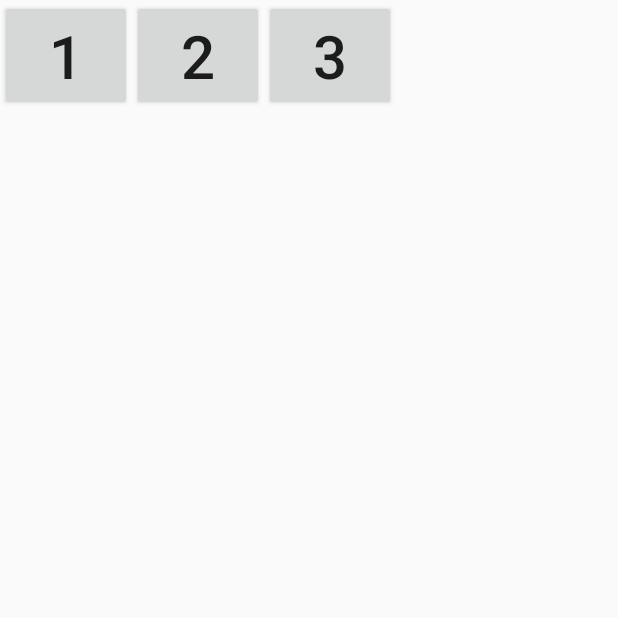
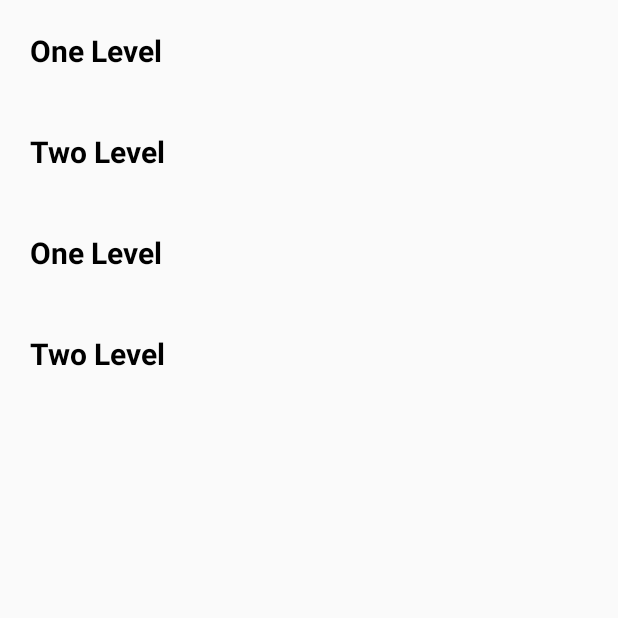
Before and after one commit to rinat88/Android1urok3, an Android app: the LevelActivity screen opened directly, with no data from a screen before it, on a phone screen of 412 x 824 dp, the top half of it. Run offline under Robolectric (Android 15) with nearby library versions, the phone set to English and light mode, and no system bars.

Commit message:
Сделал 4 дз. То есть добавил уровни recycler view.

```diff
--- a/app/src/main/AndroidManifest.xml
+++ b/app/src/main/AndroidManifest.xml
@@ -10,13 +10,13 @@
         android:supportsRtl="true"
         android:theme="@style/Theme.Android1Urok3">
         <activity
-            android:name=".GameActivity"
+            android:name=".ui.GameActivity"
             android:exported="true" />
         <activity
-            android:name=".LevelActivity"
+            android:name=".ui.LevelActivity"
             android:exported="true" />
         <activity
-            android:name=".MainActivity"
+            android:name=".ui.MainActivity"
             android:exported="true">
             <intent-filter>
                 <action android:name="android.intent.action.MAIN" />
--- /dev/null
+++ b/app/src/main/java/com/example/android1urok3/adapter/GameAdapter.java
@@ -0,0 +1,64 @@
+package com.example.android1urok3.adapter;
+
+import android.view.LayoutInflater;
+import android.view.View;
+import android.view.ViewGroup;
+import android.widget.TextView;
+
+import androidx.annotation.NonNull;
+import androidx.recyclerview.widget.RecyclerView;
+
+import com.example.android1urok3.R;
+import com.example.android1urok3.interfa.OnItemClickListener;
+import com.example.android1urok3.ui.QuestionModel;
+
+import java.util.ArrayList;
+import java.util.List;
+
+public class GameAdapter extends RecyclerView.Adapter<GameAdapter.GameHolder> {
+    List<QuestionModel> list = new ArrayList<>();
+    OnItemClickListener onItemClickListener;
+
+    public void setOnItemClickListener(OnItemClickListener onItemClickListener) {
+        this.onItemClickListener = onItemClickListener;
+    }
+
+    public GameAdapter(List<QuestionModel> list) {
+        this.list = list;
+    }
+
+    @NonNull
+    @Override
+    public GameAdapter.GameHolder onCreateViewHolder(@NonNull ViewGroup parent, int viewType) {
+        View view = LayoutInflater.from(parent.getContext()).inflate(R.layout.game_holder,parent,false);
+        return new GameHolder(view);
+    }
+
+    @Override
+    public void onBindViewHolder(@NonNull GameAdapter.GameHolder holder, int position) {
+        holder.bind(list.get(position));
+    }
+
+    @Override
+    public int getItemCount() {
+        return list.size();
+    }
+
+    public class GameHolder extends RecyclerView.ViewHolder {
+        TextView tvLevel;
+        public GameHolder(@NonNull View itemView) {
+            super(itemView);
+            tvLevel = itemView.findViewById(R.id.tv_level);
+        }
+
+        public void bind(QuestionModel questionModel) {
+            tvLevel.setText(questionModel.getCurrentLevel());
+            itemView.setOnClickListener(new View.OnClickListener() {
+                @Override
+                public void onClick(View view) {
+                    onItemClickListener.itemClick(getAdapterPosition(),questionModel);
+                }
+            });
+        }
+    }
+}
--- /dev/null
+++ b/app/src/main/java/com/example/android1urok3/data/GameClient.java
@@ -0,0 +1,24 @@
+package com.example.android1urok3.data;
+
+import com.example.android1urok3.ui.QuestionModel;
+
+import java.util.ArrayList;
+import java.util.List;
+
+public class GameClient {
+
+    public static List<QuestionModel> list = new ArrayList<>();
+
+    public static List<QuestionModel> getQuiz() {
+
+        list.add(new QuestionModel("One Level","Что первое появилось","Курица",
+                "Яйцо", "Деньги","Скорлупа","Курица"));
+
+        list.add(new QuestionModel("Two Level","Зимой и летом одним цветом", "Ель",
+                "Глаза", "Ель","Президент","Кровь"));
+
+        return list;
+    }
+
+
+}
--- /dev/null
+++ b/app/src/main/java/com/example/android1urok3/interfa/OnItemClickListener.java
@@ -0,0 +1,8 @@
+package com.example.android1urok3.interfa;
+
+import com.example.android1urok3.ui.QuestionModel;
+
+public interface OnItemClickListener {
+
+    void itemClick(int position, QuestionModel questionModel);
+}
--- a/app/src/main/java/com/example/android1urok3/GameActivity.java
+++ b/app/src/main/java/com/example/android1urok3/ui/GameActivity.java
@@ -1,4 +1,4 @@
-package com.example.android1urok3;
+package com.example.android1urok3.ui;
 
 import androidx.appcompat.app.AppCompatActivity;
 
@@ -7,6 +7,8 @@ import android.view.View;
 import android.widget.Button;
 import android.widget.TextView;
 import android.widget.Toast;
+
+import com.example.android1urok3.R;
 
 public class GameActivity extends AppCompatActivity {
     Button firstAnswer, secondAnswer, thirdAnswer, fourAnswer;
@@ -23,8 +25,6 @@ public class GameActivity extends AppCompatActivity {
         setQuestion();
         click();
     }
-
-
 
     private void initViews() {
         currentLevelTv = findViewById(R.id.level_tv);
--- /dev/null
+++ b/app/src/main/java/com/example/android1urok3/ui/LevelActivity.java
@@ -0,0 +1,40 @@
+package com.example.android1urok3.ui;
+
+import androidx.appcompat.app.AppCompatActivity;
+import androidx.recyclerview.widget.RecyclerView;
+
+import android.content.Intent;
+import android.os.Bundle;
+import android.view.View;
+
+import com.example.android1urok3.R;
+import com.example.android1urok3.adapter.GameAdapter;
+import com.example.android1urok3.data.GameClient;
+import com.example.android1urok3.interfa.OnItemClickListener;
+
+import java.util.ArrayList;
+import java.util.List;
+
+public class LevelActivity extends AppCompatActivity {
+    RecyclerView recyclerView;
+    GameAdapter gameAdapter;
+    List<QuestionModel> list = new ArrayList<>();
+
+    @Override
+    protected void onCreate(Bundle savedInstanceState) {
+        super.onCreate(savedInstanceState);
+        setContentView(R.layout.activity_level);
+        recyclerView = findViewById(R.id.recycler_view);
+        list = GameClient.getQuiz();
+        gameAdapter = new GameAdapter(list);
+        recyclerView.setAdapter(gameAdapter);
+        gameAdapter.setOnItemClickListener(new OnItemClickListener() {
+            @Override
+            public void itemClick(int position, QuestionModel questionModel) {
+                Intent intent = new Intent(LevelActivity.this,GameActivity.class);
+                intent.putExtra("KEY",questionModel);
+                startActivity(intent);
+            }
+        });
+    }
+}
--- a/app/src/main/java/com/example/android1urok3/MainActivity.java
+++ b/app/src/main/java/com/example/android1urok3/ui/MainActivity.java
@@ -1,4 +1,4 @@
-package com.example.android1urok3;
+package com.example.android1urok3.ui;
 
 import androidx.appcompat.app.AppCompatActivity;
 
@@ -6,6 +6,8 @@ import android.content.Intent;
 import android.os.Bundle;
 import android.view.View;
 import android.widget.Button;
+
+import com.example.android1urok3.R;
 
 public class MainActivity extends AppCompatActivity {
     Button start,exit;
@@ -22,7 +24,7 @@ public class MainActivity extends AppCompatActivity {
         start.setOnClickListener(new View.OnClickListener() {
             @Override
             public void onClick(View view) {
-                Intent intent = new Intent(MainActivity.this,LevelActivity.class);
+                Intent intent = new Intent(MainActivity.this, LevelActivity.class);
                 startActivity(intent);
             }
         });
--- a/app/src/main/java/com/example/android1urok3/QuestionModel.java
+++ b/app/src/main/java/com/example/android1urok3/ui/QuestionModel.java
@@ -1,4 +1,4 @@
-package com.example.android1urok3;
+package com.example.android1urok3.ui;
 
 import java.io.Serializable;
 
@@ -10,6 +10,19 @@ public class QuestionModel implements Serializable {
     private String secondVariant;
     private String thirdVariant;
     private String fourVariant;
+
+    public QuestionModel(String currentLevel, String question, String answer, String firstVariant, String secondVariant, String thirdVariant, String fourVariant) {
+        this.currentLevel = currentLevel;
+        this.question = question;
+        this.answer = answer;
+        this.firstVariant = firstVariant;
+        this.secondVariant = secondVariant;
+        this.thirdVariant = thirdVariant;
+        this.fourVariant = fourVariant;
+    }
+
+    public QuestionModel() {
+    }
 
     public String getCurrentLevel() {
         return currentLevel;
--- a/app/src/main/res/layout/activity_game.xml
+++ b/app/src/main/res/layout/activity_game.xml
@@ -5,7 +5,7 @@
     android:layout_height="match_parent"
     android:padding="16dp"
     android:orientation="vertical"
-    tools:context=".GameActivity">
+    tools:context=".ui.GameActivity">
 
     <TextView
         android:id="@+id/level_tv"
--- a/app/src/main/res/layout/activity_level.xml
+++ b/app/src/main/res/layout/activity_level.xml
@@ -1,30 +1,15 @@
 <?xml version="1.0" encoding="utf-8"?>
 <LinearLayout xmlns:android="http://schemas.android.com/apk/res/android"
+    xmlns:app="http://schemas.android.com/apk/res-auto"
     xmlns:tools="http://schemas.android.com/tools"
     android:layout_width="match_parent"
     android:layout_height="match_parent"
-    tools:context=".LevelActivity">
+    tools:context=".ui.LevelActivity">
 
-
-    <Button
-        android:id="@+id/first_level"
-        android:layout_width="wrap_content"
-        android:layout_height="wrap_content"
-        android:text="1"
-        android:textSize="40sp"/>
-
-    <Button
-        android:id="@+id/second_level"
-        android:layout_width="wrap_content"
-        android:layout_height="wrap_content"
-        android:text="2"
-        android:textSize="40sp"/>
-
-    <Button
-        android:id="@+id/third_level"
-        android:layout_width="wrap_content"
-        android:layout_height="wrap_content"
-        android:text="3"
-        android:textSize="40sp"/>
+    <androidx.recyclerview.widget.RecyclerView
+        android:id="@+id/recycler_view"
+        android:layout_width="match_parent"
+        android:layout_height="match_parent"
+        app:layoutManager="androidx.recyclerview.widget.LinearLayoutManager" />
 
 </LinearLayout>
--- a/app/src/main/res/layout/activity_main.xml
+++ b/app/src/main/res/layout/activity_main.xml
@@ -5,7 +5,7 @@
     android:layout_height="match_parent"
     android:background="@drawable/game_background"
     android:orientation="vertical"
-    tools:context=".MainActivity">
+    tools:context=".ui.MainActivity">
 
     <Button
         android:id="@+id/start_btn"
--- /dev/null
+++ b/app/src/main/res/layout/game_holder.xml
@@ -0,0 +1,16 @@
+<?xml version="1.0" encoding="utf-8"?>
+<LinearLayout xmlns:android="http://schemas.android.com/apk/res/android"
+    android:layout_width="match_parent"
+    android:layout_height="wrap_content">
+
+    <TextView
+        android:id="@+id/tv_level"
+        android:layout_width="match_parent"
+        android:layout_height="wrap_content"
+        android:layout_margin="20dp"
+        android:text="Level"
+        android:textColor="@color/black"
+        android:textSize="20sp"
+        android:textStyle="bold" />
+
+</LinearLayout>
```
Also changed, not shown: app/src/main/java/com/example/android1urok3/LevelActivity.java (deleted, +0 -48 lines).
